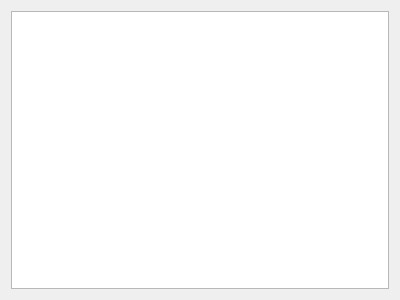
First picture: the form in Required/Project/ProjectWidget.ui, repository zsiciarz/required, before the edit.
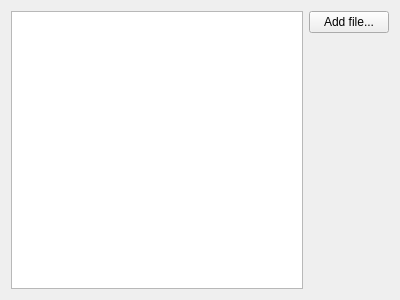
Second picture: the form after the edit.

Patch:
```diff
--- a/Required/Project/ProjectWidget.ui
+++ b/Required/Project/ProjectWidget.ui
@@ -13,7 +13,7 @@
   <property name="windowTitle">
    <string>Form</string>
   </property>
-  <layout class="QVBoxLayout" name="verticalLayout">
+  <layout class="QHBoxLayout" name="horizontalLayout">
    <item>
     <widget class="QTreeWidget" name="treeWidget">
      <attribute name="headerVisible">
@@ -26,6 +26,30 @@
      </column>
     </widget>
    </item>
+   <item>
+    <layout class="QVBoxLayout" name="verticalLayout">
+     <item>
+      <widget class="QPushButton" name="btnAddFile">
+       <property name="text">
+        <string>Add file...</string>
+       </property>
+      </widget>
+     </item>
+     <item>
+      <spacer name="verticalSpacer">
+       <property name="orientation">
+        <enum>Qt::Vertical</enum>
+       </property>
+       <property name="sizeHint" stdset="0">
+        <size>
+         <width>20</width>
+         <height>40</height>
+        </size>
+       </property>
+      </spacer>
+     </item>
+    </layout>
+   </item>
   </layout>
  </widget>
  <resources/>
```
